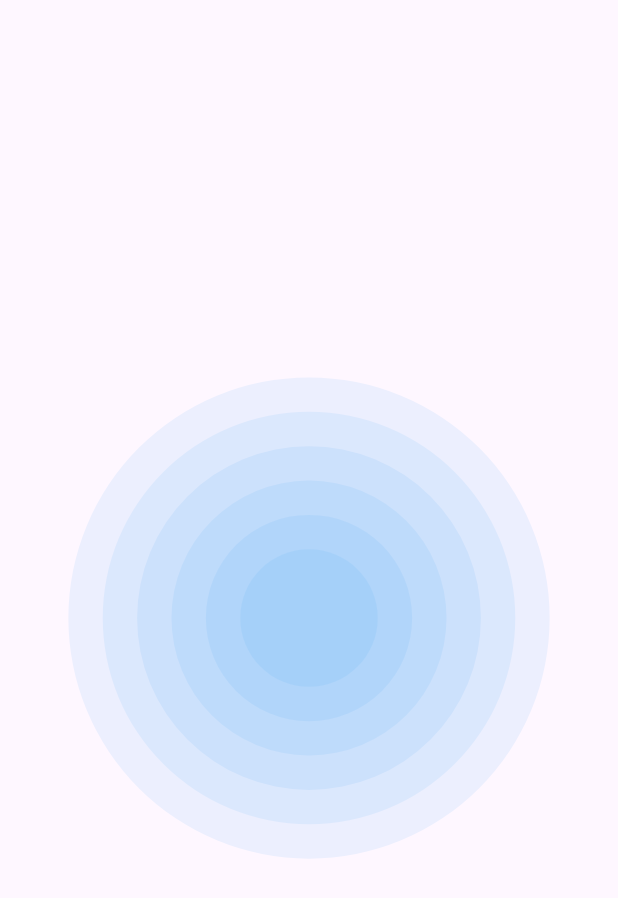
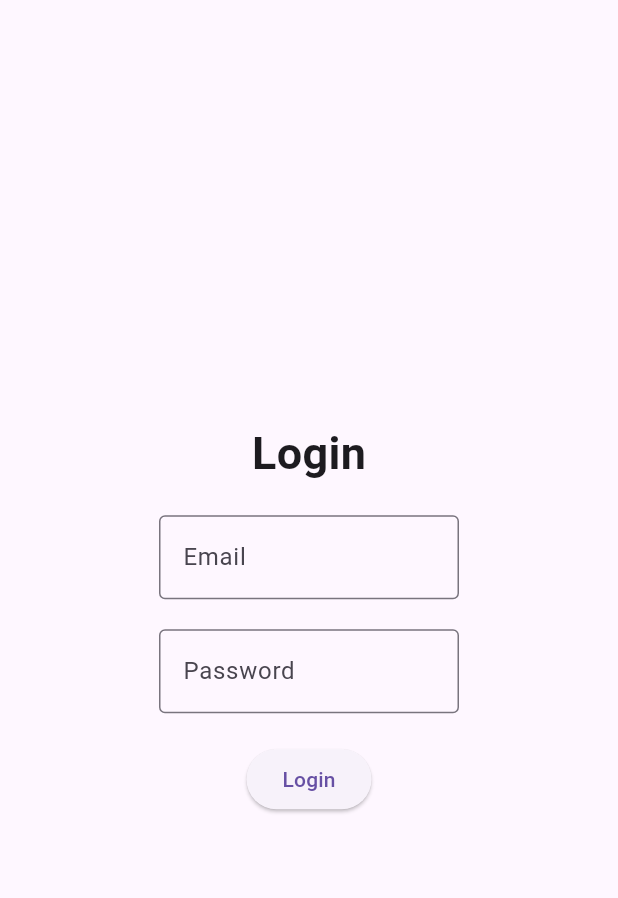
Before and after one commit to Debopriya1379/Flutter-basics, a Flutter app: the screen it shows after launch, on a phone screen of 412 x 824 dp. Shown: the top 898 px of the screen. Run offline on Flutter 3.47's test engine with Material 3 defaults, Android fonts, the phone set to English and light mode, and no system bars; our stand-ins replace shared_preferences.

Commit message:
shared preference example (login logout functionality)

```diff
--- a/lib/main.dart
+++ b/lib/main.dart
@@ -7,6 +7,7 @@ import 'package:flutter_demo_1/screens/Hero%20animation/HeroAnimation1.dart';
 import 'package:flutter_demo_1/screens/MyListWheelScrollView.dart';
 import 'package:flutter_demo_1/screens/MyRangeSlider.dart';
 import 'package:flutter_demo_1/screens/RippleAnimationDemo.dart';
+import 'package:flutter_demo_1/screens/SharedPreference/SpFlash.dart';
 import 'package:flutter_demo_1/screens/TweenAnimation.dart';
 import 'package:flutter_demo_1/screens/home.dart';
 import 'package:flutter_demo_1/uihelper/util.dart';
@@ -31,7 +32,7 @@ class MyApp extends StatelessWidget{
         // home: HeroAnimation1(),
         // home: MyListWheelScrollView(),
         // home: TweenAnimationDemo(),
-        home: RippleAnimationDemo(),
+        home: SPFlash(),
     );
   }
 }
--- /dev/null
+++ b/lib/screens/SharedPreference/login.dart
@@ -0,0 +1,78 @@
+import 'package:flutter/material.dart';
+import 'package:flutter_demo_1/screens/SharedPreference/Home.dart';
+import 'package:shared_preferences/shared_preferences.dart';
+
+class Login extends StatefulWidget {
+  const Login({super.key});
+
+  @override
+  State<Login> createState() => _LoginState();
+}
+
+class _LoginState extends State<Login> {
+
+  late SharedPreferences prefs;
+
+  @override
+  void initState() {
+    super.initState();
+    getPrefs();
+  }
+
+  Future<void> getPrefs() async{
+    prefs = await SharedPreferences.getInstance();
+  }
+
+  @override
+  Widget build(BuildContext context) {
+    return Scaffold(
+      body: Center(
+        child: Container(
+          width: 200,
+          child: Column(
+            mainAxisAlignment: MainAxisAlignment.center,
+            children: [
+              const Text(
+                'Login',
+                style: TextStyle(
+                  fontSize: 30,
+                  fontWeight: FontWeight.bold,
+                ),
+              ),
+              const SizedBox(
+                height: 20,
+              ),
+              const TextField(
+                decoration: InputDecoration(
+                  border: OutlineInputBorder(),
+                  labelText: 'Email',
+                ),
+              ),
+              const SizedBox(
+                height: 20,
+              ),
+              const TextField(
+                decoration: InputDecoration(
+                  border: OutlineInputBorder(),
+                  labelText: 'Password',
+                ),
+              ),
+              const SizedBox(
+                height: 20,
+              ),
+              ElevatedButton(
+                onPressed: () async{
+                  await prefs.setBool('isloggedIn', true);
+                  Navigator.pushReplacement(context,
+                    MaterialPageRoute(builder: (context) => HomeSP(),
+                  ));
+                },
+                child: const Text('Login'),
+              ),
+            ],
+          ),
+        ),
+      ),
+    );
+  }
+}
--- a/pubspec.yaml
+++ b/pubspec.yaml
@@ -36,6 +36,7 @@ dependencies:
   # Use with the CupertinoIcons class for iOS style icons.
   cupertino_icons: ^1.0.2
   http: ^1.2.0
+  shared_preferences: ^2.2.2
 
 dev_dependencies:
   flutter_test:
```
Also changed, not shown: lib/screens/SharedPreference/Home.dart (added, +50 -0 lines), lib/screens/SharedPreference/SpFlash.dart (added, +59 -0 lines), pubspec.lock, 1 other file.
